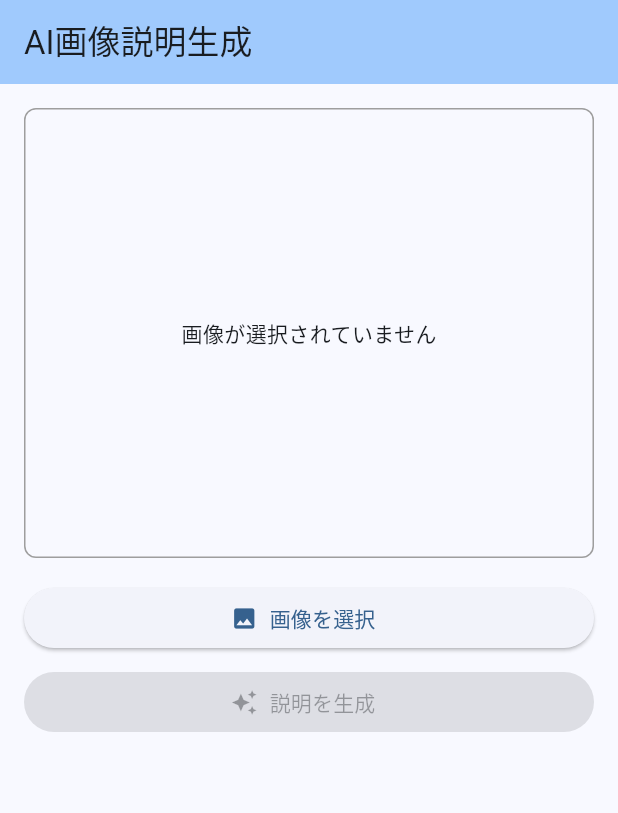
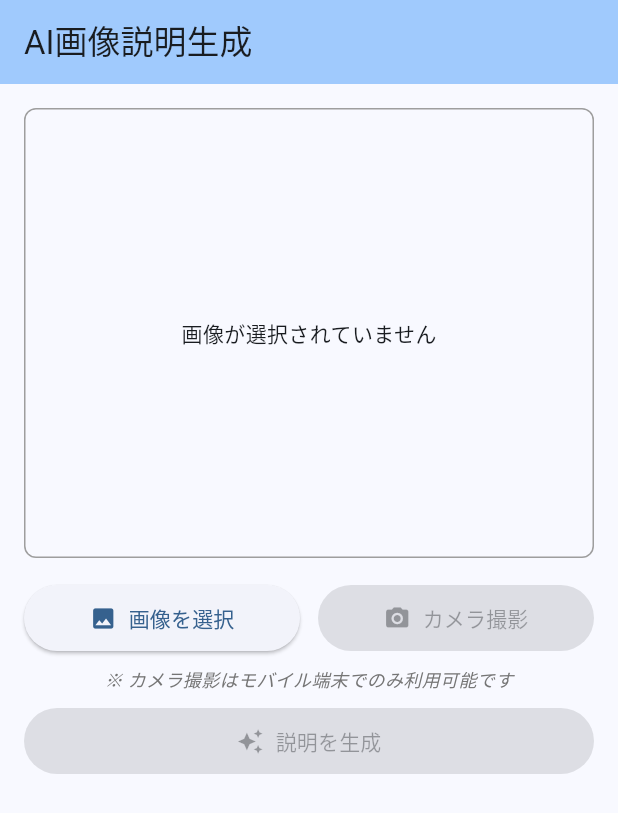
Before and after one commit to junhongo-ccs/image-ai, a Flutter app: the screen it shows after launch, after a tap on "画像を選択", on a phone screen of 412 x 824 dp. Shown: the top 813 px of the screen. Run offline on Flutter 3.47's test engine with Material 3 defaults, Android fonts, the light colour scheme and no system bars; our stand-ins replace image_picker; missing offline and left inert: dart:html, markdown_widget.

Commit message:
📱 Add camera support for mobile devices
- Camera button enabled on mobile (smartphones/tablets)
- Camera button disabled (grayed out) on desktop
- User-agent detection for device type
- Responsive button layout with icons
- Helpful message for desktop users

```diff
--- a/lib/main.dart
+++ b/lib/main.dart
@@ -1,9 +1,11 @@
 import 'dart:convert';
 import 'dart:typed_data';
 import 'package:flutter/material.dart';
+import 'package:flutter/foundation.dart' show kIsWeb;
 import 'package:http/http.dart' as http;
 import 'package:image_picker/image_picker.dart';
 import 'package:markdown_widget/markdown_widget.dart';
+import 'dart:html' as html show window;
 
 void main() {
   runApp(const MyApp());
@@ -37,9 +39,40 @@ class _ImageDescriptionPageState extends State<ImageDescriptionPage> {
   String? _description;
   bool _isLoading = false;
   final ImagePicker _picker = ImagePicker();
+  bool _isMobile = false;
+
+  @override
+  void initState() {
+    super.initState();
+    _checkIfMobile();
+  }
+
+  void _checkIfMobile() {
+    if (kIsWeb) {
+      final userAgent = html.window.navigator.userAgent.toLowerCase();
+      setState(() {
+        _isMobile = userAgent.contains('mobile') ||
+                    userAgent.contains('android') ||
+                    userAgent.contains('iphone') ||
+                    userAgent.contains('ipad');
+      });
+    }
+  }
 
   Future<void> _pickImage() async {
     final XFile? image = await _picker.pickImage(source: ImageSource.gallery);
+
+    if (image != null) {
+      final bytes = await image.readAsBytes();
+      setState(() {
+        _imageBytes = bytes;
+        _description = null;
+      });
+    }
+  }
+
+  Future<void> _takePhoto() async {
+    final XFile? image = await _picker.pickImage(source: ImageSource.camera);
 
     if (image != null) {
       final bytes = await image.readAsBytes();
@@ -126,11 +159,46 @@ class _ImageDescriptionPageState extends State<ImageDescriptionPage> {
                 ),
               ),
             const SizedBox(height: 16),
-            ElevatedButton.icon(
-              onPressed: _pickImage,
-              icon: const Icon(Icons.image),
-              label: const Text('画像を選択'),
+            Row(
+              children: [
+                Expanded(
+                  child: ElevatedButton.icon(
+                    onPressed: _pickImage,
+                    icon: const Icon(Icons.image),
+                    label: const Text('画像を選択'),
+                    style: ElevatedButton.styleFrom(
+                      padding: const EdgeInsets.symmetric(vertical: 12),
+                    ),
+                  ),
+                ),
+                const SizedBox(width: 12),
+                Expanded(
+                  child: ElevatedButton.icon(
+                    onPressed: _isMobile ? _takePhoto : null,
+                    icon: const Icon(Icons.camera_alt),
+                    label: const Text('カメラ撮影'),
+                    style: ElevatedButton.styleFrom(
+                      padding: const EdgeInsets.symmetric(vertical: 12),
+                      backgroundColor: _isMobile ? null : Colors.grey[300],
+                      foregroundColor: _isMobile ? null : Colors.grey[600],
+                    ),
+                  ),
+                ),
+              ],
             ),
+            if (!_isMobile)
+              Padding(
+                padding: const EdgeInsets.only(top: 8.0),
+                child: Text(
+                  '※ カメラ撮影はモバイル端末でのみ利用可能です',
+                  style: TextStyle(
+                    fontSize: 12,
+                    color: Colors.grey[600],
+                    fontStyle: FontStyle.italic,
+                  ),
+                  textAlign: TextAlign.center,
+                ),
+              ),
             const SizedBox(height: 8),
             ElevatedButton.icon(
               onPressed: _imageBytes != null && !_isLoading
@@ -138,6 +206,9 @@ class _ImageDescriptionPageState extends State<ImageDescriptionPage> {
                   : null,
               icon: const Icon(Icons.auto_awesome),
               label: const Text('説明を生成'),
+              style: ElevatedButton.styleFrom(
+                padding: const EdgeInsets.symmetric(vertical: 12),
+              ),
             ),
             const SizedBox(height: 24),
             if (_isLoading)
```
Also changed, not shown: 4 other files.
